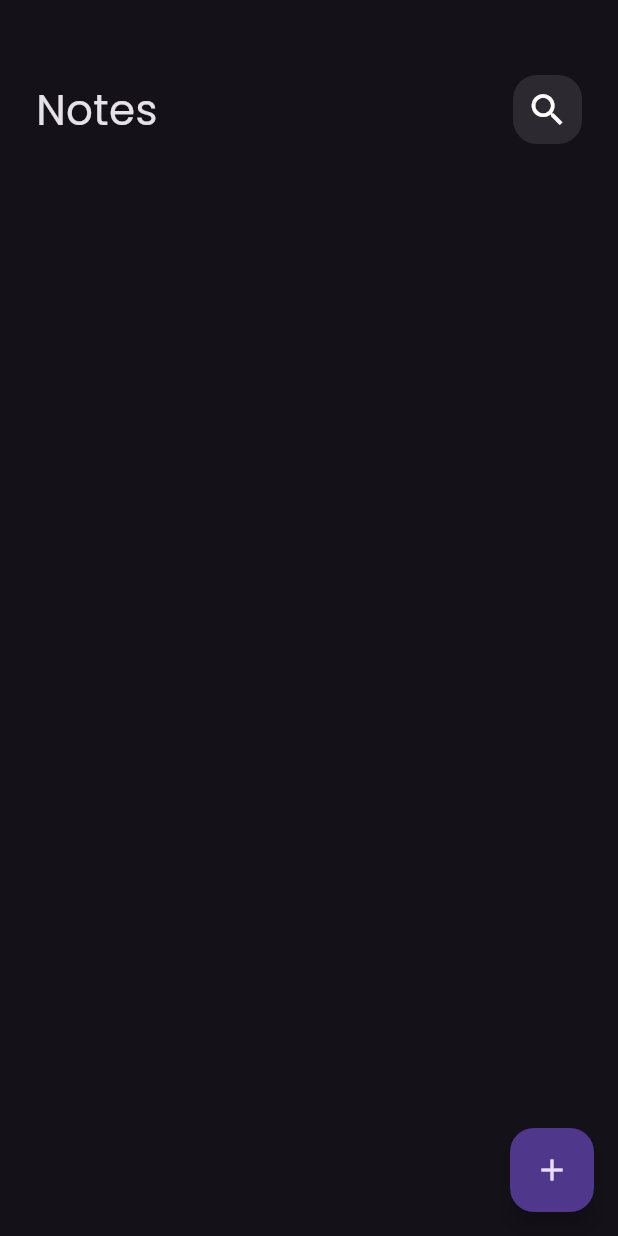
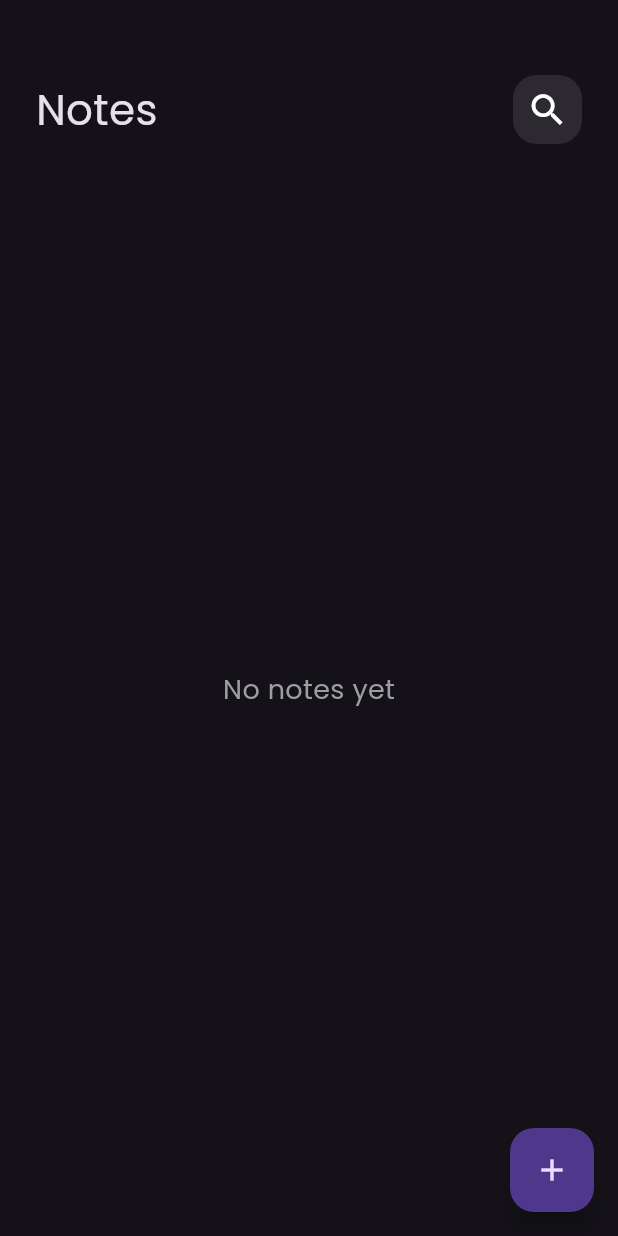
Before and after one commit to MahmoudElnagareee/notes_app, a Flutter app: the screen it shows after launch, on a phone screen of 412 x 824 dp. Run offline on Flutter 3.47's test engine with Material 3 defaults, Android fonts, the phone set to English and light mode, and no system bars; our stand-ins replace bloc, flutter_bloc, font_awesome_flutter, hive, hive_flutter; accounts and stored records are empty.

Commit message:
display data part2

```diff
--- a/lib/cubits/cubit/notes_cubit.dart
+++ b/lib/cubits/cubit/notes_cubit.dart
@@ -7,12 +7,20 @@ import 'package:notes_app/models/note_model.dart';
 part 'notes_state.dart';
 
 class NotesCubit extends Cubit<NotesState> {
-  NotesCubit() : super(NotesInitial());
+  NotesCubit() : super(NotesInitial()) {
+    fetchAllNotes();
+  }
 
   List<NoteModel>? notes;
 
   fetchAllNotes() async {
-    var notesBox = Hive.box<NoteModel>(KNotesBox);
-    notes = notesBox.values.toList();
+    emit(NotesLoading());
+    try {
+      var notesBox = Hive.box<NoteModel>(KNotesBox);
+      notes = notesBox.values.toList();
+      emit(NotesSuccess());
+    } catch (e) {
+      emit(NotesFailure(e.toString()));
+    }
   }
 }
--- a/lib/cubits/cubit/notes_state.dart
+++ b/lib/cubits/cubit/notes_state.dart
@@ -4,3 +4,13 @@ part of 'notes_cubit.dart';
 sealed class NotesState {}
 
 final class NotesInitial extends NotesState {}
+
+final class NotesLoading extends NotesState {}
+
+final class NotesSuccess extends NotesState {}
+
+final class NotesFailure extends NotesState {
+  final String errorMessage;
+
+  NotesFailure(this.errorMessage);
+}
--- a/lib/views/widgets/notes_list_view.dart
+++ b/lib/views/widgets/notes_list_view.dart
@@ -11,7 +11,25 @@ class NotesListView extends StatelessWidget {
   Widget build(BuildContext context) {
     return BlocBuilder<NotesCubit, NotesState>(
       builder: (context, state) {
-        List<NoteModel> notes = BlocProvider.of<NotesCubit>(context).notes??[];
+        if (state is NotesLoading) {
+          return const Center(child: CircularProgressIndicator());
+        }
+
+        if (state is NotesFailure) {
+          return Center(child: Text('Error: ${state.errorMessage}'));
+        }
+
+        List<NoteModel> notes = BlocProvider.of<NotesCubit>(context).notes ?? [];
+
+        if (notes.isEmpty) {
+          return const Center(
+            child: Text(
+              'No notes yet',
+              style: TextStyle(fontSize: 18, color: Colors.grey),
+            ),
+          );
+        }
+
         return Padding(
           padding: const EdgeInsets.symmetric(vertical: 16),
           child: ListView.builder(
@@ -20,7 +38,9 @@ class NotesListView extends StatelessWidget {
             itemBuilder: (context, index) {
               return Padding(
                 padding: const EdgeInsets.symmetric(vertical: 4),
-                child: const NoteItem(),
+                child: NoteItem(
+                  note: notes[index],
+                ),
               );
             },
           ),
```
Also changed, not shown: lib/views/widgets/note_item.dart (+8 -5 lines).
